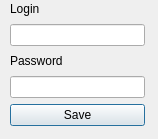
This is PIPAOProj/addemployeedialog.ui in pawelkendzialew/DesktAppTransportCompany as Qt 5 draws it before an edit. The edited form follows.
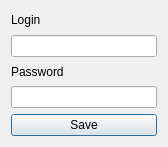
This is the edited form.

What changed in the file:
```diff
--- a/PIPAOProj/addemployeedialog.ui
+++ b/PIPAOProj/addemployeedialog.ui
@@ -6,22 +6,15 @@
    <rect>
     <x>0</x>
     <y>0</y>
-    <width>158</width>
-    <height>139</height>
+    <width>168</width>
+    <height>147</height>
    </rect>
   </property>
   <property name="windowTitle">
    <string>Dialog</string>
   </property>
-  <widget class="QWidget" name="layoutWidget">
-   <property name="geometry">
-    <rect>
-     <x>10</x>
-     <y>0</y>
-     <width>135</width>
-     <height>126</height>
-    </rect>
-   </property>
+  <layout class="QHBoxLayout" name="horizontalLayout">
+   <item>
    <layout class="QVBoxLayout" name="verticalLayout">
     <item>
      <widget class="QLabel" name="label">
@@ -51,7 +44,8 @@
      </widget>
     </item>
    </layout>
-  </widget>
+   </item>
+  </layout>
  </widget>
  <resources/>
  <connections/>
```
Lines whose indentation alone changed are shown as unchanged.
